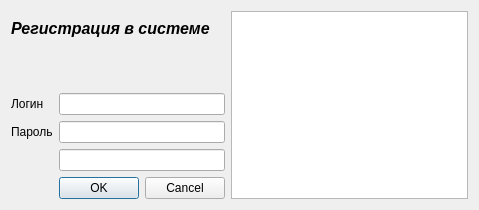
Above: widgets/loginDlg.ui from AlexanderSokolov69/Journals before the change. Below: the same form after it.
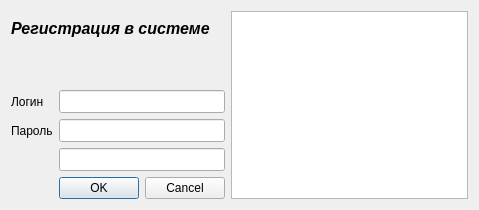
That is the form after the change.

Patch:
```diff
--- a/widgets/loginDlg.ui
+++ b/widgets/loginDlg.ui
@@ -58,6 +58,11 @@
    </item>
    <item row="2" column="1">
     <widget class="QLineEdit" name="login">
+     <property name="font">
+      <font>
+       <pointsize>10</pointsize>
+      </font>
+     </property>
      <property name="focusPolicy">
       <enum>Qt::StrongFocus</enum>
      </property>
@@ -84,9 +89,17 @@
    </item>
    <item row="3" column="1">
     <widget class="QLineEdit" name="passwd">
+     <property name="font">
+      <font>
+       <pointsize>10</pointsize>
+      </font>
+     </property>
      <property name="focusPolicy">
       <enum>Qt::StrongFocus</enum>
      </property>
+     <property name="echoMode">
+      <enum>QLineEdit::Password</enum>
+     </property>
     </widget>
    </item>
    <item row="0" column="2" rowspan="6">
@@ -104,7 +117,16 @@
     </widget>
    </item>
    <item row="4" column="1">
-    <widget class="QLineEdit" name="passwd2"/>
+    <widget class="QLineEdit" name="passwd2">
+     <property name="font">
+      <font>
+       <pointsize>10</pointsize>
+      </font>
+     </property>
+     <property name="echoMode">
+      <enum>QLineEdit::Password</enum>
+     </property>
+    </widget>
    </item>
   </layout>
  </widget>
```
Left out of the diff: 32 changed lines with no effect on the pictures.
